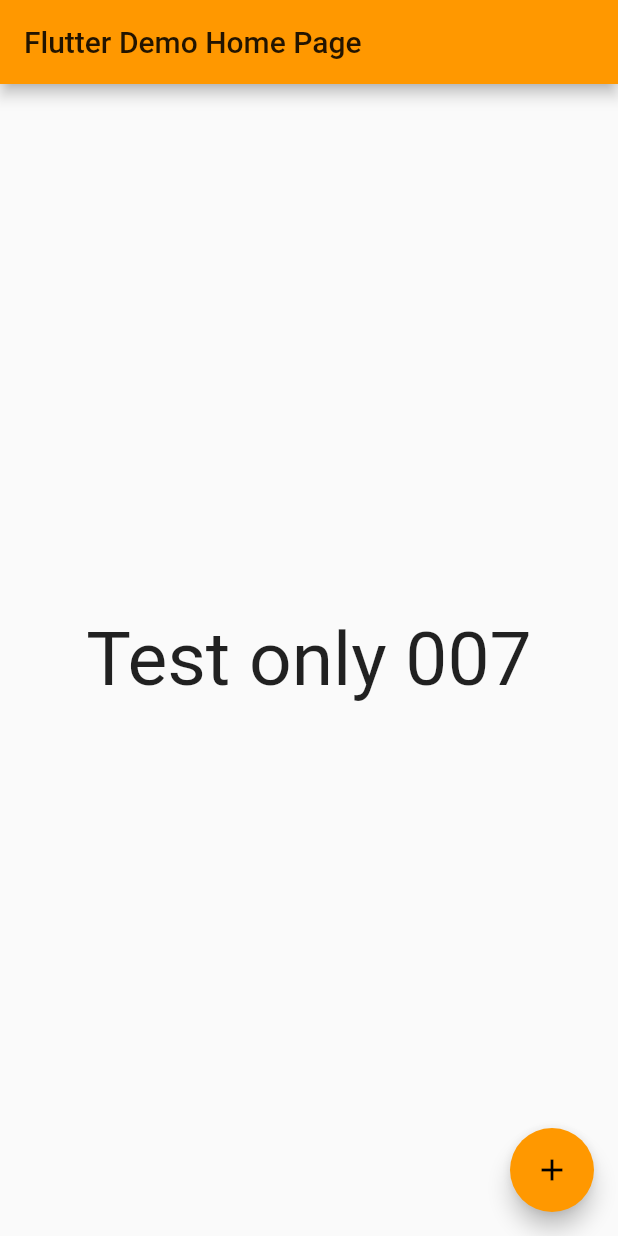
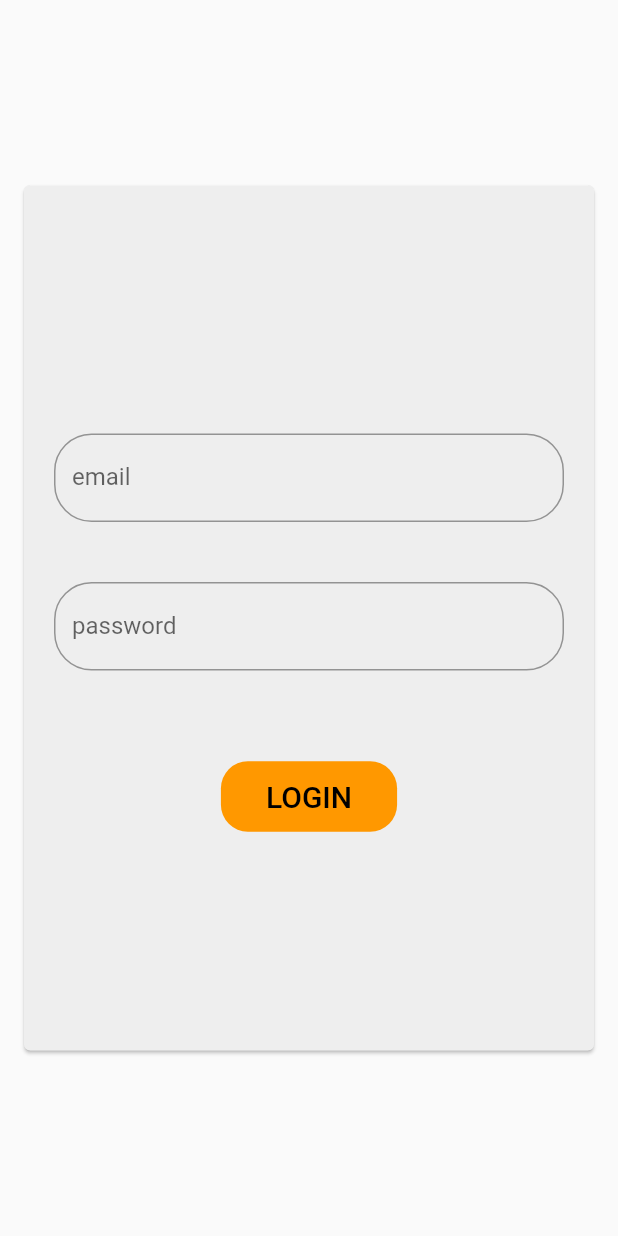
Before and after one commit to AliAsiri19/flutter_chat, a Flutter app: the screen it shows after launch, on a phone screen of 412 x 824 dp. Run offline on Flutter 3.47's test engine with Material 2 defaults, Android fonts, the light colour scheme and no system bars; Roboto replaces fonts that are missing (Poppins).

Commit message:
Login Page

```diff
--- a/lib/main.dart
+++ b/lib/main.dart
@@ -1,4 +1,6 @@
 import 'package:flutter/material.dart';
+
+import 'page/login_page.dart';
 
 void main() => runApp(MyApp());
 
@@ -10,7 +12,11 @@ class MyApp extends StatelessWidget {
       theme: ThemeData(
         primarySwatch: Colors.orange,
       ),
-      home: MyHomePage(title: 'Flutter Demo Home Page'),
+
+      routes: {
+        '/': (context) => LoginPage(),
+        '/homePage': (context) => MyHomePage(title: 'Flutter Demo Home Page'),
+      },
     );
   }
 }
@@ -40,9 +46,10 @@ class _MyHomePageState extends State<MyHomePage> {
         ),
       ),
       floatingActionButton: FloatingActionButton(
-       onPressed:(){
-          _globalKey.currentState.showSnackBar(SnackBar(content: Text('Floating button pressed.')));
-       },
+        onPressed: () {
+          _globalKey.currentState.showSnackBar(
+              SnackBar(content: Text('Floating button pressed.')));
+        },
         tooltip: 'Increment',
         child: Icon(Icons.add),
       ),
--- /dev/null
+++ b/lib/page/login_page.dart
@@ -0,0 +1,90 @@
+import 'package:flutter/material.dart';
+
+class LoginPage extends StatelessWidget {
+  @override
+  Widget build(BuildContext context) {
+    double width = MediaQuery.of(context).size.width;
+    double height = MediaQuery.of(context).size.height;
+    return Scaffold(
+      body: Container(
+        child: Center(
+          child: Container(
+            margin: EdgeInsets.symmetric(horizontal: 12, vertical: 12),
+            child: Card(
+              color: Colors.grey[200],
+              child: Container(
+                height: height * 0.7,
+                padding: EdgeInsets.symmetric(horizontal: 12, vertical: 12),
+                child: Column(
+                  mainAxisAlignment: MainAxisAlignment.center,
+                  mainAxisSize: MainAxisSize.min,
+                  children: <Widget>[
+                    CustomTextField('email', TextInputType.emailAddress, false),
+                    CustomTextField('password', TextInputType.text, true),
+                    Container(
+                      margin: EdgeInsets.only(top: 40),
+                      child: FlatButton(
+                        shape: new RoundedRectangleBorder(
+                          borderRadius: new BorderRadius.circular(18.0),
+                        ),
+                        color: Theme.of(context).primaryColor,
+                        textColor: Colors.black,
+                        padding:
+                            EdgeInsets.symmetric(horizontal: 30, vertical: 12),
+                        onPressed: () {
+                          Navigator.pushReplacementNamed(context, '/homePage');
+                        },
+                        child: Text(
+                          "login".toUpperCase(),
+                          style: TextStyle(
+                            fontSize: 20.0,
+                          ),
+                        ),
+                      ),
+                    ),
+                  ],
+                ),
+              ),
+            ),
+          ),
+        ),
+      ),
+    );
+  }
+}
+
+class CustomTextField extends StatelessWidget {
+  final text;
+  final textType;
+  final obscure;
+  CustomTextField(this.text, this.textType, this.obscure);
+  @override
+  Widget build(BuildContext context) {
+    return Container(
+      padding: EdgeInsets.symmetric(horizontal: 8, vertical: 20),
+      child: TextFormField(
+        obscureText: obscure,
+        decoration: new InputDecoration(
+          labelText: text,
+          fillColor: Colors.white,
+          border: new OutlineInputBorder(
+            borderRadius: new BorderRadius.circular(25.0),
+            borderSide: new BorderSide(),
+          ),
+          //fillColor: Colors.green
+        ),
+        validator: (val) {
+          if (val.length == 0) {
+            return "is empty";
+          } else {
+            return null;
+          }
+        },
+        keyboardType: textType,
+        style: new TextStyle(
+          fontFamily: "Poppins",
+        ),
+      ),
+    );
+  }
+}
```
Also changed, not shown: pubspec.lock.
